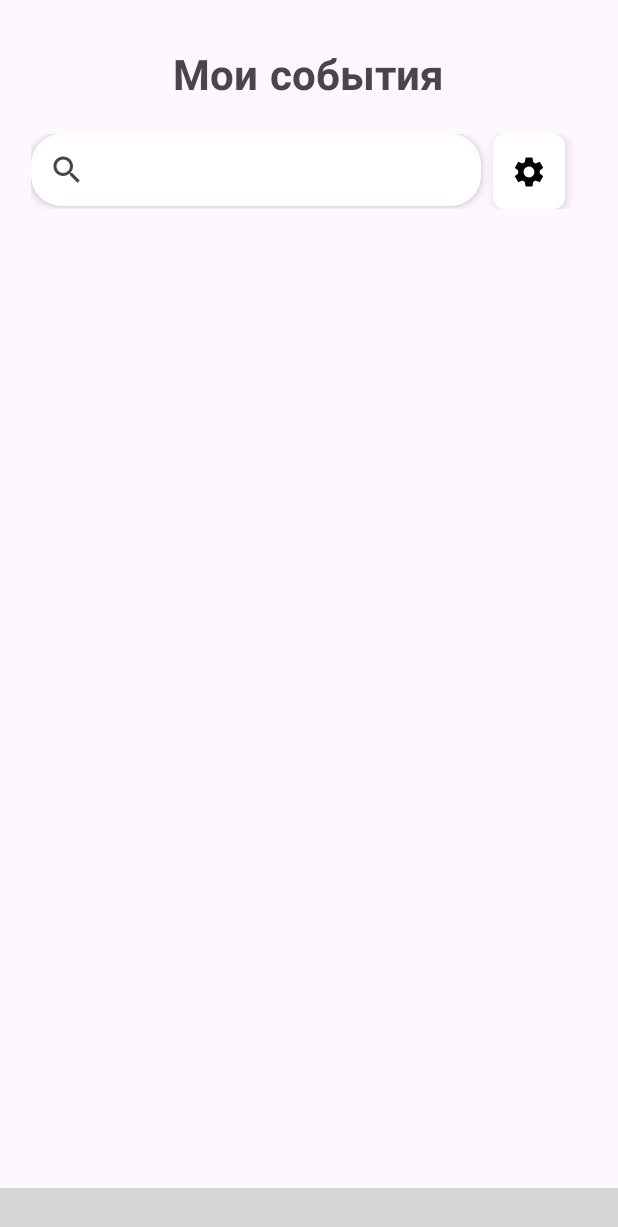
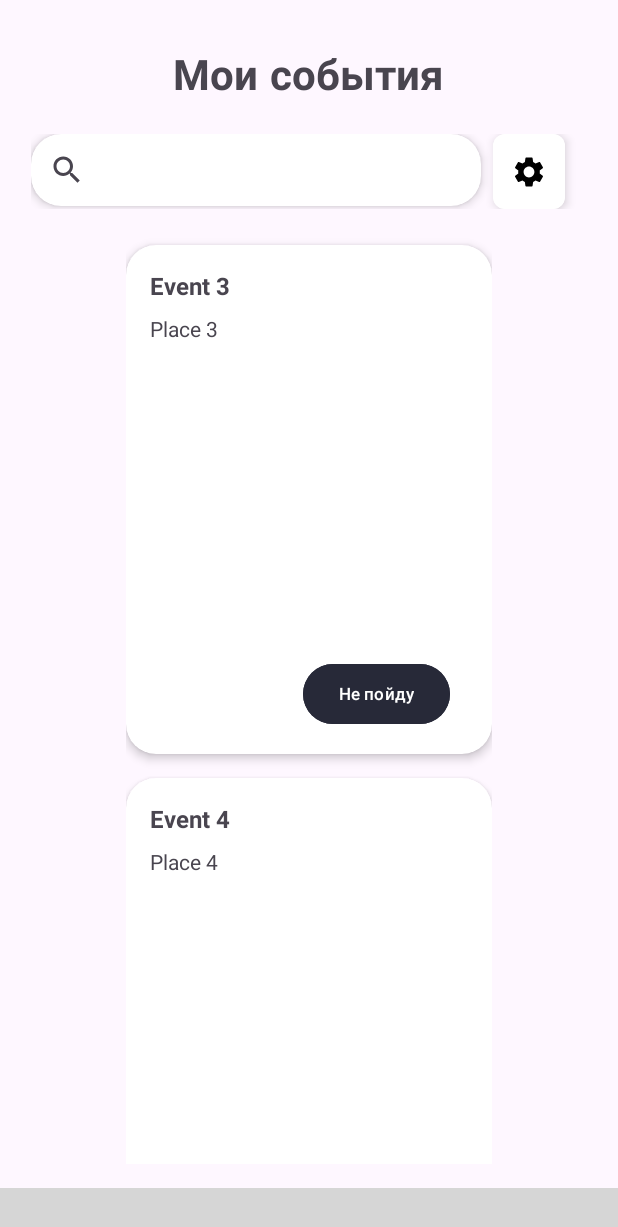
Before and after one commit to dulllizard/mobileStudy, an Android app: the fragment FavoritesFragment placed in its activity, on a phone screen of 412 x 824 dp. Shown: the top 1227 px of the screen. Run offline under Robolectric (Android 15) with nearby library versions, the phone set to English and light mode, and no system bars; libraries missing offline, so code that uses them is left out: com.etebarian.meowbottomnavigation; plain views replace MeowBottomNavigation; 6 statements that could not run were skipped; grey boxes are pictures that could not be loaded.

Commit message:
feat: добавлено удаление и добавление записей в избранное

```diff
--- a/app/src/main/java/com/example/mobilestudy/adapter/CardAdapter.java
+++ b/app/src/main/java/com/example/mobilestudy/adapter/CardAdapter.java
@@ -3,6 +3,7 @@ package com.example.mobilestudy.adapter;
 import android.view.LayoutInflater;
 import android.view.View;
 import android.view.ViewGroup;
+import android.widget.Button;
 import android.widget.TextView;
 
 import androidx.recyclerview.widget.RecyclerView;
@@ -17,11 +18,13 @@ public class CardAdapter extends RecyclerView.Adapter<CardAdapter.CardViewHolder
 
     public class CardViewHolder extends RecyclerView.ViewHolder {
         public TextView eventName, eventPlace;
+        public Button cardGoingButton;
 
         public CardViewHolder(View view) {
             super(view);
             eventName = view.findViewById(R.id.eventName);
             eventPlace = view.findViewById(R.id.eventPlace);
+            cardGoingButton = view.findViewById(R.id.cardGoingButton);
         }
     }
     public CardAdapter(List<Card> cardList) {
@@ -46,6 +49,29 @@ public class CardAdapter extends RecyclerView.Adapter<CardAdapter.CardViewHolder
         Card card = cardList.get(position);
         holder.eventName.setText(card.getEventName());
         holder.eventPlace.setText(card.getEventPlace());
+        holder.cardGoingButton.setText(card.getIsFavorite() ? "Не пойду" : "Пойду");
+
+        holder.cardGoingButton.setOnClickListener(new View.OnClickListener() {
+            @Override
+            public void onClick(View v) {
+                if (mListener != null) {
+                    int position = holder.getAdapterPosition();
+                    if (position != RecyclerView.NO_POSITION) {
+                        mListener.onGoingClick(position);
+                    }
+                }
+            }
+        });
+    }
+
+    public interface OnItemClickListener {
+        void onGoingClick(int position);
+    }
+
+    private OnItemClickListener mListener;
+
+    public void setOnItemClickListener(OnItemClickListener listener) {
+        mListener = listener;
     }
 
     @Override
--- a/app/src/main/java/com/example/mobilestudy/data/DummyDatabaseCard.java
+++ b/app/src/main/java/com/example/mobilestudy/data/DummyDatabaseCard.java
@@ -11,7 +11,9 @@ public class DummyDatabaseCard {
 
     DummyDatabaseCard() {
         cards.add(new Card(1, "Event 1", "Place 1", false));
-        cards.add(new Card(1, "Event 2", "Place 2", false));
+        cards.add(new Card(2, "Event 2", "Place 2", false));
+        cards.add(new Card(3, "Event 3", "Place 3", true));
+        cards.add(new Card(4, "Event 4", "Place 4", true));
     }
 
     public static DummyDatabaseCard getInstance() {
--- a/app/src/main/java/com/example/mobilestudy/ui/favorites/FavoritesFragment.java
+++ b/app/src/main/java/com/example/mobilestudy/ui/favorites/FavoritesFragment.java
@@ -5,17 +5,33 @@ import android.os.Bundle;
 
 import androidx.annotation.NonNull;
 import androidx.fragment.app.Fragment;
+import androidx.recyclerview.widget.LinearLayoutManager;
+import androidx.recyclerview.widget.RecyclerView;
 
 import android.view.LayoutInflater;
 import android.view.View;
 import android.view.ViewGroup;
+
+import com.example.mobilestudy.R;
+import com.example.mobilestudy.adapter.CardAdapter;
+import com.example.mobilestudy.data.DummyDatabaseCard;
 import com.example.mobilestudy.databinding.FragmentFavoritesBinding;
+import com.example.mobilestudy.dto.Card;
+
+import java.util.ArrayList;
+import java.util.List;
 
 
 /**
  * Фрагмент, отображающий список избранных элементов.
  */
 public class FavoritesFragment extends Fragment {
+
+    private RecyclerView recyclerView;
+    private CardAdapter adapter;
+    private List<Card> cardList;
+
+    private DummyDatabaseCard database;
 
     /**
      * Поле для привязки макета фрагмента
@@ -56,6 +72,25 @@ public class FavoritesFragment extends Fragment {
         binding = FragmentFavoritesBinding.inflate(inflater, container, false);
         View view = binding.getRoot();
 
+        cardList = new ArrayList<>();
+
+        recyclerView = view.findViewById(R.id.fragment_favorites);
+        recyclerView.setLayoutManager(new LinearLayoutManager(getContext()));
+
+        adapter = new CardAdapter(cardList);
+        recyclerView.setAdapter(adapter);
+
+        database = DummyDatabaseCard.getInstance();
+
+        adapter.setOnItemClickListener(new CardAdapter.OnItemClickListener() {
+            @Override
+            public void onGoingClick(int position) {
+                Card selectedCard = cardList.get(position);
+                database.updateIsFavoriteById(selectedCard.getId(), !selectedCard.getIsFavorite());
+                updateNoteList();
+            }
+        });
+
         binding.settingsButton.setOnClickListener(new View.OnClickListener() {
             @Override
             public void onClick(View v) {
@@ -63,7 +98,17 @@ public class FavoritesFragment extends Fragment {
             }
         });
 
+        updateNoteList();
+
         return view;
+    }
+
+    public void updateNoteList() {
+        List<Card> cards = database.getFavoriteCards();
+
+        cardList.clear();
+        cardList.addAll(cards);
+        adapter.notifyDataSetChanged();
     }
 
     /**
--- a/app/src/main/java/com/example/mobilestudy/ui/home/HomeFragment.java
+++ b/app/src/main/java/com/example/mobilestudy/ui/home/HomeFragment.java
@@ -29,6 +29,8 @@ public class HomeFragment extends Fragment {
     private RecyclerView recyclerView;
     private CardAdapter adapter;
     private List<Card> cardList;
+
+    private DummyDatabaseCard database;
 
     /**
      * Поле для привязки макета фрагмента
@@ -76,6 +78,17 @@ public class HomeFragment extends Fragment {
         adapter = new CardAdapter(cardList);
         recyclerView.setAdapter(adapter);
 
+        database = DummyDatabaseCard.getInstance();
+
+        adapter.setOnItemClickListener(new CardAdapter.OnItemClickListener() {
+            @Override
+            public void onGoingClick(int position) {
+                Card selectedCard = cardList.get(position);
+                database.updateIsFavoriteById(selectedCard.getId(), !selectedCard.getIsFavorite());
+                updateNoteList();
+            }
+        });
+
         binding.settingsButton.setOnClickListener(new View.OnClickListener() {
             @Override
             public void onClick(View v) {
@@ -89,9 +102,7 @@ public class HomeFragment extends Fragment {
     }
 
     public void updateNoteList() {
-//        List<Card> cards = new ArrayList<>();
 
-        DummyDatabaseCard database = DummyDatabaseCard.getInstance();
         List<Card> cards = database.getAllCards();
 
         cardList.clear();
--- a/app/src/main/res/layout/card_item.xml
+++ b/app/src/main/res/layout/card_item.xml
@@ -31,6 +31,18 @@
             android:text="Event Place"
             android:textSize="14sp" />
 
+        <Button
+            android:id="@+id/cardGoingButton"
+            android:layout_width="wrap_content"
+            android:layout_height="48dp"
+            android:layout_margin="12dp"
+            android:layout_alignParentEnd="true"
+            android:layout_alignParentBottom="true"
+            android:backgroundTint="@color/colorPassive"
+            android:text="Going"
+            android:textColor="@color/white"
+            android:textSize="11sp" />
+
     </RelativeLayout>
 
 </androidx.cardview.widget.CardView>
```
